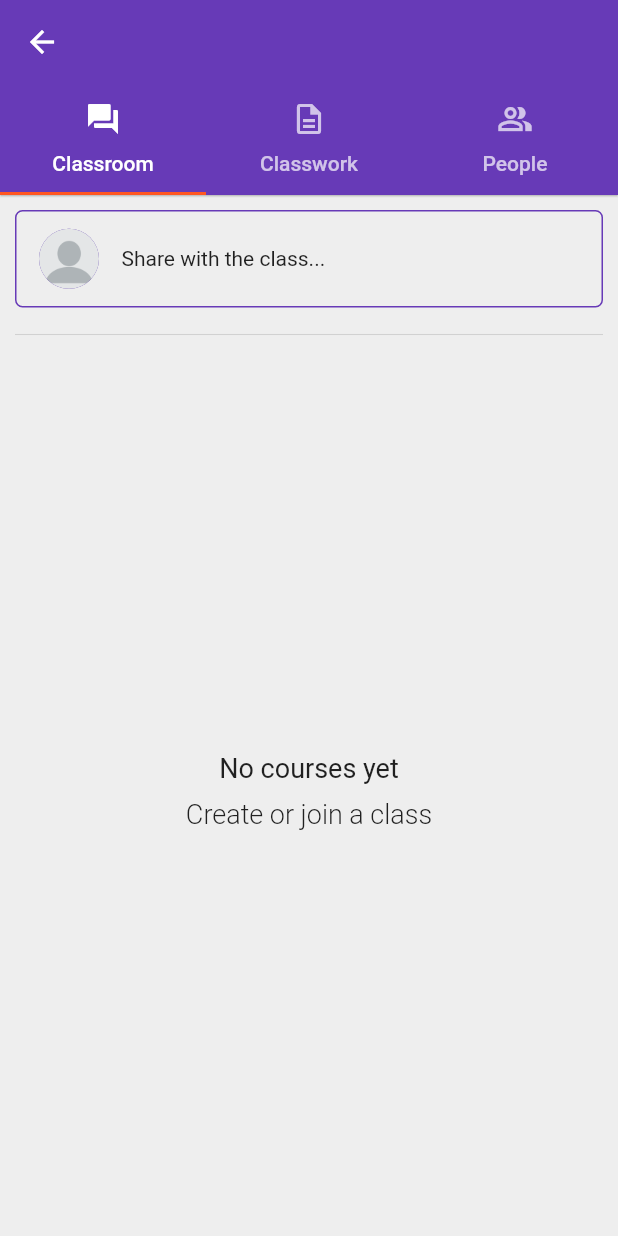
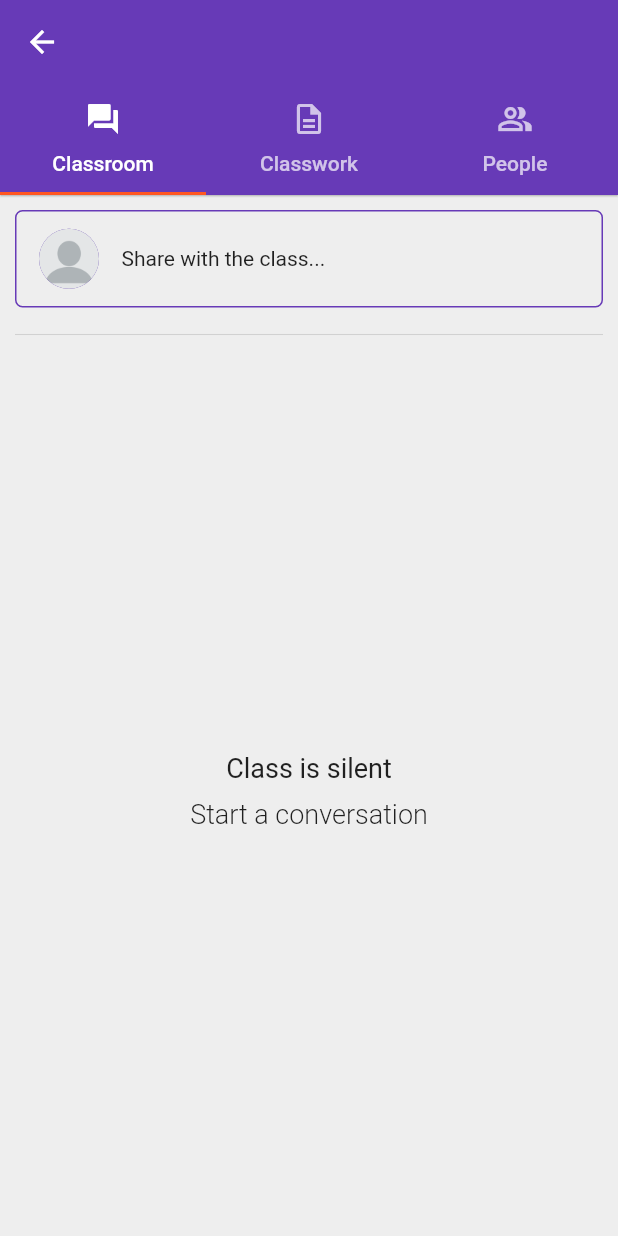
Before and after one commit to JamiuJimoh/jcm, a Flutter app: the CoursePage screen opened directly with empty values, on a phone screen of 412 x 824 dp. Run offline on Flutter 3.47's test engine with Material 2 defaults, Android fonts, the light colour scheme and no system bars; our stand-ins replace cloud_firestore, firebase_auth, firebase_core, flutter_bloc, google_sign_in, rxdart; accounts and stored records are empty.

Commit message:
created the messsage_container

```diff
--- a/lib/app/home/course_container.dart
+++ b/lib/app/home/course_container.dart
@@ -25,7 +25,7 @@ class CourseContainer extends CustomContainer {
               Colors.deepPurple,
             ],
           ),
-          height: 160.0,
+          maxHeight: 160.0,
           onPressed: onPressed,
           padding: const EdgeInsets.symmetric(horizontal: 15.0, vertical: 15.0),
         );
--- a/lib/app/home/course_page/classroom_tab/classroom.dart
+++ b/lib/app/home/course_page/classroom_tab/classroom_widget.dart
@@ -1,29 +1,34 @@
 import 'package:flutter/material.dart';
+import 'package:intl/intl.dart';
 import 'package:jamiu_class_manager/app/home/list_items_builder.dart';
 import 'package:jamiu_class_manager/app/home/models/classroom.dart';
 import 'package:jamiu_class_manager/common_widgets/user_circle_avatar.dart';
 import 'package:jamiu_class_manager/services/auth.dart';
 import 'package:jamiu_class_manager/services/database.dart';
 import 'package:provider/provider.dart';
+import 'package:intl/date_symbol_data_local.dart';
 
 import 'edit_classroom_convo_page.dart';
 import '../share_with_class_container.dart';
+import 'message_container.dart';
 
 class ClassroomWidget extends StatelessWidget {
-  ClassroomWidget({required this.courseID});
+  ClassroomWidget({required this.courseID, required this.auth});
   final String courseID;
+  final AuthBase auth;
 
   static Widget create(context, {required String courseID}) {
     final auth = Provider.of<AuthBase>(context, listen: false);
 
     return Provider<Database>(
       create: (_) => FireStoreDatabase(uid: auth.currentUser!.uid),
-      child: ClassroomWidget(courseID: courseID),
+      child: ClassroomWidget(courseID: courseID, auth: auth),
     );
   }
 
   @override
   Widget build(BuildContext context) {
+    initializeDateFormatting('pt_BR', null);
     final database = Provider.of<Database>(context, listen: false);
     return Padding(
       padding: const EdgeInsets.symmetric(vertical: 10.0, horizontal: 10.0),
@@ -50,11 +55,25 @@ class ClassroomWidget extends StatelessWidget {
           ..._buildDivider(),
           Expanded(
             child: StreamBuilder<List<Classroom>>(
-              stream: database.classroomStream(),
+              stream: database.classroomStream(courseID),
               builder: (context, snapshot) {
                 return ListItemsBuilder<Classroom>(
                   snapshot: snapshot,
-                  itemBuilder: (_, classroom) => Text(classroom.message),
+                  emptyStateTitle: 'Class is silent',
+                  emptyStateMessage: 'Start a conversation',
+                  itemBuilder: (_, classroom) => Column(
+                    children: [
+                      MessageContainer(
+                        context,
+                        sender: classroom.sender,
+                        message: classroom.message,
+                        borderColor: Theme.of(context).primaryColor,
+                        // time: DateFormat.yMMMEd(classroom.time).toString(),
+                        leadingAvatar: UserCircleAvatar(),
+                      ),
+                      const SizedBox(height: 20.0),
+                    ],
+                  ),
                 );
               },
             ),
--- /dev/null
+++ b/lib/app/home/course_page/classroom_tab/message_container.dart
@@ -0,0 +1,72 @@
+import 'package:flutter/material.dart';
+import 'package:intl/intl.dart';
+import 'package:jamiu_class_manager/common_widgets/custom_container.dart';
+import 'package:intl/date_symbol_data_local.dart';
+
+class MessageContainer extends CustomContainer {
+  MessageContainer(
+    BuildContext context, {
+    required String message,
+    required Color borderColor,
+    required Widget leadingAvatar,
+    required String sender,
+    // required String time,
+  }) : super(
+          borderRadius: 5.0,
+          maxHeight: 500.0,
+          child: Column(
+            crossAxisAlignment: CrossAxisAlignment.start,
+            mainAxisSize: MainAxisSize.min,
+            children: [
+              Padding(
+                padding: const EdgeInsets.symmetric(
+                    vertical: 11.0, horizontal: 15.0),
+                child: ListTile(
+                  dense: true,
+                  contentPadding: EdgeInsets.only(left: 0.0, right: 0.0),
+                  title: Text(
+                    sender,
+                    style: Theme.of(context)
+                        .textTheme
+                        .bodyText1
+                        ?.copyWith(fontSize: 16.0),
+                  ),
+                  // subtitle: Row(
+                  //   children: [
+                  //     Text(time),
+                  //   ],
+                  // ),
+                  leading: leadingAvatar,
+                ),
+              ),
+              const SizedBox(height: 5.0),
+              Padding(
+                padding: const EdgeInsets.symmetric(
+                    vertical: 11.0, horizontal: 15.0),
+                child: Text(message,
+                    style: Theme.of(context).textTheme.bodyText1?.copyWith(
+                          fontWeight: FontWeight.w400,
+                          fontSize: 15.0,
+                        )),
+              ),
+              const Divider(
+                thickness: 1.0,
+              ),
+              const SizedBox(height: 5.0),
+              Padding(
+                padding: const EdgeInsets.symmetric(
+                    vertical: 11.0, horizontal: 15.0),
+                child: Text(
+                  'Add comment...',
+                  style: Theme.of(context).textTheme.subtitle2?.copyWith(
+                        fontWeight: FontWeight.w400,
+                        color: Colors.grey[700],
+                      ),
+                ),
+              ),
+            ],
+          ),
+          borderColor: borderColor,
+        );
+  // initializeDateFormatting();
+}
--- a/lib/app/home/course_page/course_page.dart
+++ b/lib/app/home/course_page/course_page.dart
@@ -2,7 +2,7 @@ import 'package:flutter/material.dart';
 
 import '../models/created_course.dart';
 import '../models/joined_course.dart';
-import 'classroom_tab/classroom.dart';
+import 'classroom_tab/classroom_widget.dart';
 import 'classwork_tab/classwork.dart';
 import 'people.dart';
 
--- a/lib/app/home/list_items_builder.dart
+++ b/lib/app/home/list_items_builder.dart
@@ -8,12 +8,14 @@ class ListItemsBuilder<T> extends StatelessWidget {
   final AsyncSnapshot<List<T>> snapshot;
   final ItemWidgetBuilder<T> itemBuilder;
   final String? emptyStateMessage;
+  final String? emptyStateTitle;
 
   const ListItemsBuilder({
     Key? key,
     required this.snapshot,
     required this.itemBuilder,
     this.emptyStateMessage: 'Create or join a class',
+    this.emptyStateTitle: 'No courses yet',
   }) : super(key: key);
 
   @override
@@ -24,7 +26,7 @@ class ListItemsBuilder<T> extends StatelessWidget {
         return _buildList(items.reversed.toList());
       } else {
         return EmptyStateContent(
-          title: 'No courses yet',
+          title: emptyStateTitle!,
           message: emptyStateMessage!,
         );
       }
--- a/lib/app/home/models/classroom.dart
+++ b/lib/app/home/models/classroom.dart
@@ -1,17 +1,29 @@
 class Classroom {
-  Classroom({required this.classroomID, required this.message, required this.courseID});
+  Classroom({
+    required this.classroomID,
+    required this.message,
+    required this.courseID,
+    required this.sender,
+    required this.time,
+  });
   final String classroomID;
   final String message;
   final String courseID;
+  final String sender;
+  final String time;
 
   factory Classroom.fromMap(Map<String, dynamic> data, String documentId) {
     final String courseID = data['courseID'];
     final String message = data['message'];
+    final String sender = data['sender'];
+    final String time = data['time'];
 
     return Classroom(
       classroomID: documentId,
       message: message,
       courseID: courseID,
+      sender: sender,
+      time: time,
     );
   }
 
@@ -20,6 +32,8 @@ class Classroom {
       'classroomID': classroomID,
       'message': message,
       'courseID': courseID,
+      'sender': sender,
+      'time': time,
     };
   }
 }
--- a/pubspec.yaml
+++ b/pubspec.yaml
@@ -29,6 +29,7 @@ dependencies:
     sdk: flutter
   flutter_bloc: ^7.1.0
   google_sign_in: ^5.0.4
+  intl: ^0.17.0
   provider: ^5.0.0
   rxdart: ^0.27.1
 
```
Also changed, not shown: lib/app/home/course_page/classroom_tab/edit_classroom_convo_page.dart (+13 -13 lines), lib/app/home/course_page/classwork_tab/bool_bloc.dart (+8 -6 lines), lib/app/home/course_page/classwork_tab/classwork.dart (+37 -16 lines), lib/app/home/courses_bloc.dart (+24 -5 lines), lib/app/home/join_course_page.dart (+34 -49 lines), lib/common_widgets/custom_container.dart (+19 -12 lines), lib/services/database.dart (+4 -4 lines), lib/services/firestore_service.dart (+16 -0 lines), pubspec.lock.
